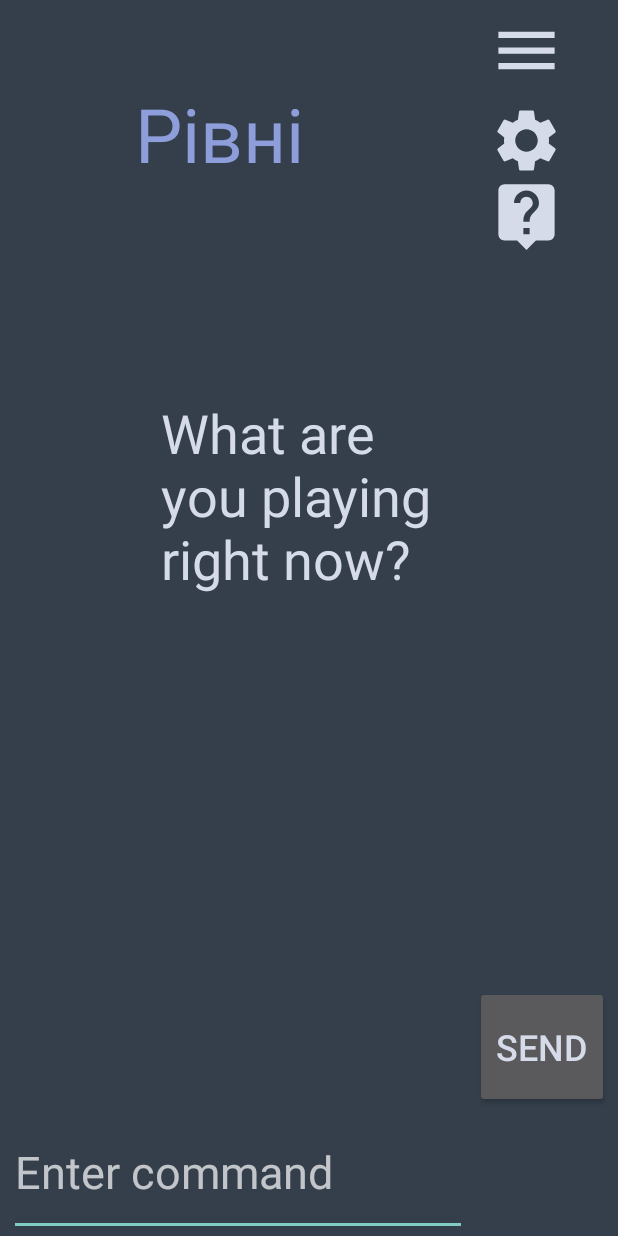
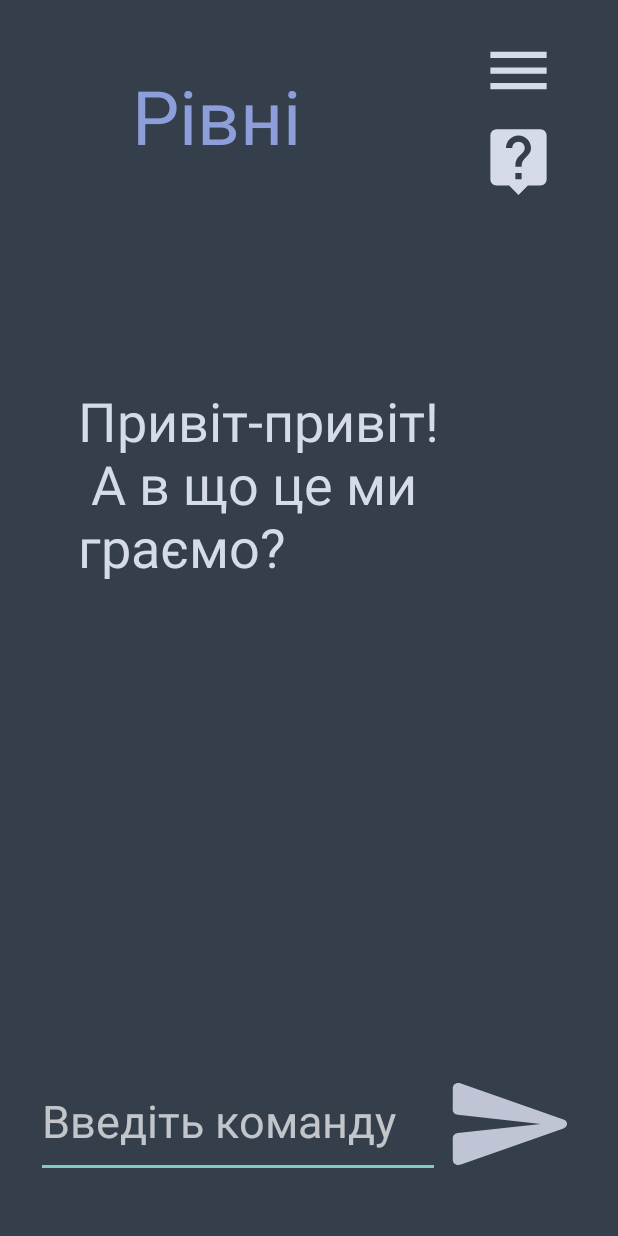
Before and after one commit to MikLay/Secret-Path, an Android app: the PlayLevelActivity screen opened directly, with no data from a screen before it, on a phone screen of 412 x 824 dp. Run offline under Robolectric (Android 15) with nearby library versions, the phone set to English and light mode, and no system bars; Roboto replaces fonts that are not available here.

Commit message:
Update PlayLevelActivity layouts and design

```diff
--- /dev/null
+++ b/app/src/main/res/drawable/send_icon.xml
@@ -0,0 +1,5 @@
+<vector android:alpha="0.86" android:height="24dp"
+    android:tint="?attr/colorControlNormal" android:viewportHeight="24"
+    android:viewportWidth="24" android:width="24dp" xmlns:android="http://schemas.android.com/apk/res/android">
+    <path android:fillColor="@android:color/white" android:pathData="M3.4,20.4l17.45,-7.48c0.81,-0.35 0.81,-1.49 0,-1.84L3.4,3.6c-0.66,-0.29 -1.39,0.2 -1.39,0.91L2,9.12c0,0.5 0.37,0.93 0.87,0.99L17,12 2.87,13.88c-0.5,0.07 -0.87,0.5 -0.87,1l0.01,4.61c0,0.71 0.73,1.2 1.39,0.91z"/>
+</vector>
--- a/app/src/main/res/layout/activity_play_level.xml
+++ b/app/src/main/res/layout/activity_play_level.xml
@@ -8,9 +8,58 @@
     tools:context=".PlayLevelActivity">
 
     <androidx.constraintlayout.widget.ConstraintLayout
+        android:id="@+id/inputLayout"
+        android:layout_width="0dp"
+        android:layout_height="141dp"
+        android:layout_marginStart="8dp"
+        android:layout_marginLeft="8dp"
+        android:layout_marginEnd="8dp"
+        android:layout_marginRight="8dp"
+        android:layout_marginBottom="8dp"
+        app:layout_constraintBottom_toBottomOf="parent"
+        app:layout_constraintEnd_toEndOf="parent"
+        app:layout_constraintStart_toStartOf="parent">
+
+        <EditText
+            android:id="@+id/userInput"
+            android:layout_width="269dp"
+            android:layout_height="76dp"
+            android:layout_marginLeft="16dp"
+            android:ems="10"
+            android:hint="@string/userInputHint"
+            android:inputType="text"
+            android:textSize="30sp"
+            app:layout_constraintBaseline_toBaselineOf="@+id/submitUserInputButton"
+            app:layout_constraintHorizontal_chainStyle="spread_inside"
+            app:layout_constraintHorizontal_weight="4"
+            app:layout_constraintLeft_toLeftOf="parent"
+            app:layout_constraintVertical_weight="3" />
+
+        <Button
+            android:id="@+id/submitUserInputButton"
+            android:layout_width="94dp"
+            android:layout_height="77dp"
+            android:layout_marginEnd="16dp"
+            android:layout_marginRight="16dp"
+            android:layout_marginBottom="28dp"
+            android:background="@drawable/send_icon"
+            android:onClick="handleUserInput"
+            android:textColor="?android:textColorSecondary"
+            android:textSize="24sp"
+            app:layout_constraintBottom_toBottomOf="parent"
+            app:layout_constraintEnd_toEndOf="parent"
+            app:layout_constraintHorizontal_bias="0.333"
+            app:layout_constraintHorizontal_weight="1"
+            app:layout_constraintLeft_toRightOf="@id/userInput"
+            app:layout_constraintRight_toRightOf="parent"
+            app:layout_constraintVertical_weight="1" />
+
+    </androidx.constraintlayout.widget.ConstraintLayout>
+
+    <androidx.constraintlayout.widget.ConstraintLayout
         android:id="@+id/constraintLayout"
-        android:layout_width="match_parent"
-        android:layout_height="177dp"
+        android:layout_width="406dp"
+        android:layout_height="154dp"
         app:layout_constraintStart_toStartOf="parent"
         app:layout_constraintTop_toTopOf="parent">
 
@@ -30,22 +79,11 @@
                 android:layout_height="wrap_content"
                 android:layout_marginBottom="10dp"
                 android:background="@drawable/ic_menu"
-                app:backgroundTint="?android:textColorSecondary"
                 android:contentDescription="@string/levelsMenuButtonDescription"
                 android:minWidth="50dp"
                 android:minHeight="50dp"
-                android:onClick="levelsButtonOnClick" />
-
-            <Button
-                android:id="@+id/settingsButton"
-                android:layout_width="wrap_content"
-                android:layout_height="wrap_content"
-                android:background="@drawable/ic_settings"
-                app:backgroundTint="?android:textColorSecondary"
-                android:contentDescription="@string/levelsSettingsButtonDescription"
-                android:minWidth="50dp"
-                android:minHeight="50dp"
-                android:onClick="settingsButtonOnClick" />
+                android:onClick="levelsButtonOnClick"
+                app:backgroundTint="?android:textColorSecondary" />
 
             <ImageButton
                 android:id="@+id/hintsButton"
@@ -73,44 +111,16 @@
             app:layout_constraintHorizontal_bias="0.3"
             app:layout_constraintStart_toStartOf="parent"
             app:layout_constraintTop_toTopOf="parent" />
+
     </androidx.constraintlayout.widget.ConstraintLayout>
 
     <FrameLayout
         android:id="@+id/levelFragmentContainer"
-        android:layout_width="410dp"
-        android:layout_height="392dp"
-        android:layout_marginTop="180dp"
+        android:layout_width="0dp"
+        android:layout_height="0dp"
+        app:layout_constraintBottom_toTopOf="@+id/inputLayout"
         app:layout_constraintEnd_toEndOf="parent"
-        app:layout_constraintHorizontal_bias="1.0"
         app:layout_constraintStart_toStartOf="parent"
-        app:layout_constraintTop_toTopOf="parent">
+        app:layout_constraintTop_toBottomOf="@+id/constraintLayout" />
 
-    </FrameLayout>
-
-    <EditText
-        android:id="@+id/userInput"
-        android:layout_width="305dp"
-        android:layout_height="85dp"
-        android:ems="10"
-        android:inputType="text"
-        android:textSize="30sp"
-        app:layout_constraintBottom_toBottomOf="parent"
-        app:layout_constraintEnd_toStartOf="@+id/button"
-        app:layout_constraintStart_toStartOf="parent"
-        app:layout_constraintTop_toBottomOf="@+id/levelFragmentContainer"
-        app:layout_constraintVertical_bias="1.0"
-        android:hint="@string/userInputHint" />
-
-    <Button
-        android:id="@+id/button"
-        android:layout_width="89dp"
-        android:layout_height="81dp"
-        android:text="@string/sendUserInputButtonText"
-        android:textSize="24sp"
-        android:onClick="handleUserInput"
-        android:textColor="?android:textColorSecondary"
-        app:layout_constraintBottom_toBottomOf="parent"
-        app:layout_constraintEnd_toEndOf="parent"
-        app:layout_constraintStart_toEndOf="@+id/userInput"
-        app:layout_constraintTop_toBottomOf="@+id/levelFragmentContainer" />
 </androidx.constraintlayout.widget.ConstraintLayout>
--- a/app/src/main/res/layout/level01.xml
+++ b/app/src/main/res/layout/level01.xml
@@ -15,12 +15,12 @@
 
         <TextView
             android:id="@+id/text1"
-            android:layout_width="199dp"
-            android:layout_height="140dp"
-            android:layout_marginTop="84dp"
+            android:layout_width="308dp"
+            android:layout_height="317dp"
             android:text="@string/level01TextQuestion"
+            android:textColor="?android:textColorSecondary"
             android:textSize="36sp"
-            android:textColor="?android:textColorSecondary"
+            app:layout_constraintBottom_toBottomOf="parent"
             app:layout_constraintEnd_toEndOf="parent"
             app:layout_constraintStart_toStartOf="parent"
             app:layout_constraintTop_toTopOf="parent" />
--- a/app/src/main/res/values/strings.xml
+++ b/app/src/main/res/values/strings.xml
@@ -21,15 +21,15 @@
 
     <!-- First level -->
 
-    <string name="level01TextQuestion">What are you playing right now?</string>
-    <string name="userInputHint">Enter command</string>
-    <string name="sendUserInputButtonText">Send</string>
+    <string name="level01TextQuestion">Привіт-привіт!\n А в що це ми граємо?</string>
+    <string name="userInputHint">Введіть команду</string>
+    <string name="sendUserInputButtonText">Надіслати</string>
     <string name="progressKey">progress</string>
     <string name="levelKey">current_level</string>
     <string name="themeKey">theme</string>
     <string name="volumeKey">volume</string>
     <string name="sharedPreferencesFileName">com.justdoit.secretpath</string>
-    <string name="level02TextQuestion">Are you ready to take off?</string>
+    <string name="level02TextQuestion">Ну що готові до взльоту?</string>
     <string-array name="wrongInput">
         <item>Навіть не знаю що вам на це відповісти</item>
         <item>Що за белеберда?</item>
```
